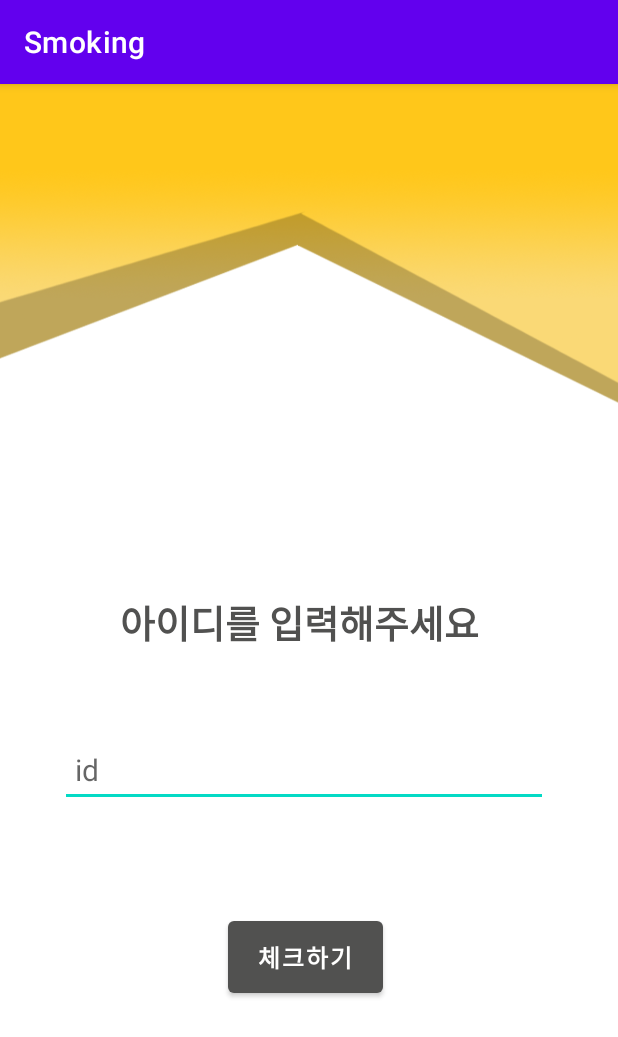
After one commit to yuminc03/SoMoking, an Android app: the check_login screen opened directly, with no data from a screen before it, on a phone screen of 412 x 824 dp. The commit adds this screen. Shown: the top 1037 px of the screen. Run offline under Robolectric (Android 15) with nearby library versions, the phone set to English and light mode, and no system bars; 1 statement that could not run was skipped.

Commit message:
2021.2.19 -회원수정기능 구현시작!

```diff
--- a/app/src/main/java/kr/hs/emirim/flowerbeen/smoking/MainActivity.java
+++ b/app/src/main/java/kr/hs/emirim/flowerbeen/smoking/MainActivity.java
@@ -21,7 +21,7 @@ public class MainActivity extends AppCompatActivity {
 
 
         //화면전환
-        Button imageButton = (Button)findViewById(R.id.button2);
+        Button imageButton = (Button)findViewById(R.id.btn_enter);
         imageButton.setOnClickListener(new View.OnClickListener() {
             @Override
             public void onClick(View v) {
--- /dev/null
+++ b/app/src/main/java/kr/hs/emirim/flowerbeen/smoking/check_login.java
@@ -0,0 +1,34 @@
+package kr.hs.emirim.flowerbeen.smoking;
+
+import androidx.appcompat.app.AppCompatActivity;
+
+import android.content.Intent;
+import android.os.Bundle;
+import android.view.View;
+import android.widget.Button;
+import android.widget.EditText;
+import android.widget.Toast;
+
+public class check_login extends AppCompatActivity {
+    private EditText et_id;
+    private Button btn_enter;
+    private String userID;
+
+    @Override
+    protected void onCreate(Bundle savedInstanceState) {
+        super.onCreate(savedInstanceState);
+        setContentView(R.layout.activity_check_login);
+
+        et_id = findViewById(R.id.et_id);
+        btn_enter = findViewById(R.id.btn_logout);
+
+        btn_enter.setOnClickListener(v -> {
+            userID = et_id.getText().toString();
+
+            Toast.makeText(getApplicationContext(),"아이디 통과!",Toast.LENGTH_SHORT).show();
+            Intent intent = new Intent(check_login.this, member.class);
+            intent.putExtra("userID", userID);
+            startActivity(intent);
+        });
+    }
+}
--- a/app/src/main/java/kr/hs/emirim/flowerbeen/smoking/login.java
+++ b/app/src/main/java/kr/hs/emirim/flowerbeen/smoking/login.java
@@ -32,7 +32,7 @@ public class login extends AppCompatActivity {
         et_id = findViewById(R.id.id);
         et_pw = findViewById(R.id.pw);
         btn_login = findViewById(R.id.button);
-        btn_register = findViewById(R.id.button2);
+        btn_register = findViewById(R.id.btn_enter);
 
         //로그인 화면전환
         btn_login.setOnClickListener(v -> {
--- a/app/src/main/res/layout/activity_alarm.xml
+++ b/app/src/main/res/layout/activity_alarm.xml
@@ -34,7 +34,7 @@
         app:layout_constraintVertical_bias="0.297" />
 
     <TextView
-        android:id="@+id/textView2"
+        android:id="@+id/et_id"
         android:layout_width="wrap_content"
         android:layout_height="wrap_content"
         android:layout_marginStart="56dp"
--- /dev/null
+++ b/app/src/main/res/layout/activity_check_login.xml
@@ -0,0 +1,68 @@
+<?xml version="1.0" encoding="utf-8"?>
+<androidx.constraintlayout.widget.ConstraintLayout xmlns:android="http://schemas.android.com/apk/res/android"
+    xmlns:app="http://schemas.android.com/apk/res-auto"
+    xmlns:tools="http://schemas.android.com/tools"
+    android:layout_width="match_parent"
+    android:layout_height="match_parent"
+    tools:context=".check_login">
+    <ImageView
+        android:id="@+id/imageView"
+        android:layout_width="wrap_content"
+        android:layout_height="wrap_content"
+        android:scaleType="fitXY"
+        app:layout_constraintStart_toStartOf="parent"
+        app:layout_constraintTop_toTopOf="parent"
+        app:srcCompat="@drawable/background" />
+
+
+    <TextView
+        android:id="@+id/textView"
+        android:layout_width="wrap_content"
+        android:layout_height="wrap_content"
+        android:layout_marginStart="80dp"
+        android:layout_marginLeft="80dp"
+        android:layout_marginBottom="31dp"
+        android:fontFamily="sans-serif-black"
+        android:text="아이디를 입력해주세요 "
+        android:textColor="#515150"
+        android:textSize="25sp"
+        app:layout_constraintBottom_toBottomOf="parent"
+        app:layout_constraintStart_toStartOf="parent"
+        app:layout_constraintTop_toTopOf="parent"
+        app:layout_constraintVertical_bias="0.486" />
+
+    <EditText
+        android:id="@+id/et_id"
+        android:layout_width="325dp"
+        android:layout_height="50dp"
+        android:layout_marginStart="40dp"
+        android:layout_marginLeft="40dp"
+        android:ems="20"
+        android:hint="id"
+        android:inputType="textEmailAddress"
+        android:padding="10dp"
+        android:textColor="#3C3C3C"
+        android:textSize="20sp"
+        app:layout_constraintBottom_toBottomOf="parent"
+        app:layout_constraintStart_toStartOf="parent"
+        app:layout_constraintTop_toTopOf="parent"
+        app:layout_constraintVertical_bias="0.602" />
+
+    <Button
+        android:id="@+id/btn_enter"
+        android:layout_width="103dp"
+        android:layout_height="60dp"
+        android:layout_marginStart="152dp"
+        android:layout_marginLeft="152dp"
+        android:layout_marginBottom="156dp"
+        android:fontFamily="sans-serif-black"
+        android:text="체크하기"
+        android:textSize="16sp"
+        app:backgroundTint="#515150"
+        app:layout_constraintBottom_toBottomOf="parent"
+        app:layout_constraintStart_toStartOf="parent"
+        app:layout_constraintTop_toBottomOf="@+id/button"
+        app:layout_constraintVertical_bias="0.11" />
+
+
+</androidx.constraintlayout.widget.ConstraintLayout>
--- a/app/src/main/res/layout/activity_login.xml
+++ b/app/src/main/res/layout/activity_login.xml
@@ -81,7 +81,7 @@
         app:layout_constraintVertical_bias="0.11" />
 
     <Button
-        android:id="@+id/button2"
+        android:id="@+id/btn_enter"
         android:layout_width="170dp"
         android:layout_height="52dp"
         android:layout_marginStart="108dp"
--- a/app/src/main/res/layout/activity_member.xml
+++ b/app/src/main/res/layout/activity_member.xml
@@ -52,7 +52,7 @@
         app:layout_constraintVertical_bias="0.699" />
 
     <EditText
-        android:id="@+id/textView2"
+        android:id="@+id/et_id"
         android:layout_width="325dp"
         android:layout_height="50dp"
         android:layout_marginStart="40dp"
@@ -106,7 +106,7 @@
         app:layout_constraintVertical_bias="0.836" />
 
     <Button
-        android:id="@+id/button2"
+        android:id="@+id/btn_enter"
         android:layout_width="158dp"
         android:layout_height="48dp"
         android:layout_marginStart="124dp"
```
Also changed, not shown: app/src/main/AndroidManifest.xml (+6 -5 lines), app/src/main/java/kr/hs/emirim/flowerbeen/smoking/activity_join.java (+2 -7 lines), app/src/main/res/layout/activity_join.xml (+4 -4 lines), app/src/main/res/layout/activity_main.xml (+6 -6 lines).
